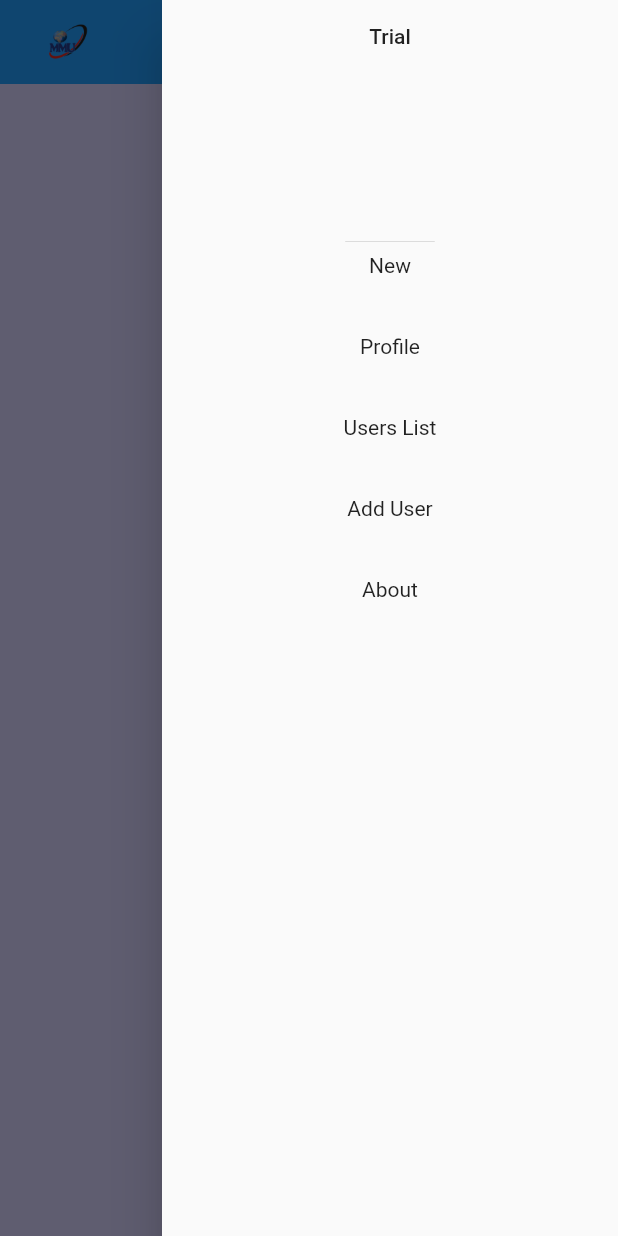
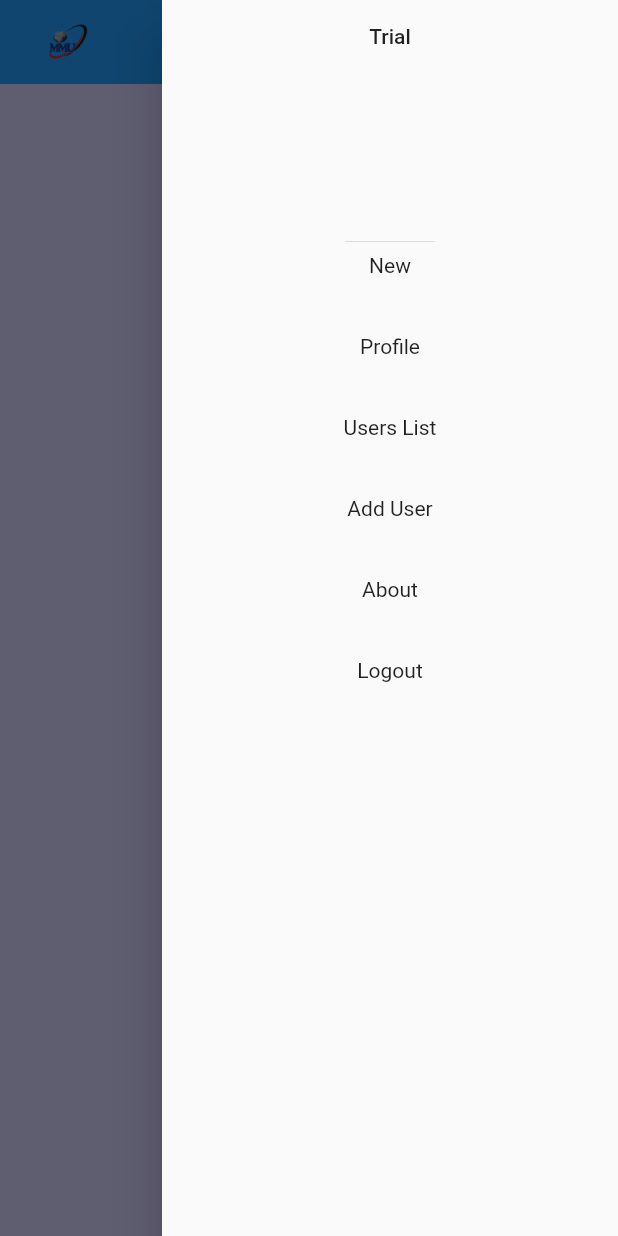
Before and after one commit to caveinn/NoticeboardApp, a Flutter app: the NoticeList screen opened by its route, with the side drawer open, on a phone screen of 412 x 824 dp. Run offline on Flutter 3.47's test engine with Material 2 defaults, Android fonts, the phone set to English and light mode, and no system bars; our stand-ins replace cloud_firestore, firebase_auth, flutter_dotenv, image_picker; missing offline and left inert: quill_delta, zefyr; accounts and stored records are empty.

Commit message:
add a lot

```diff
--- a/lib/pages/notice_list.dart
+++ b/lib/pages/notice_list.dart
@@ -1,23 +1,57 @@
 import 'package:flutter/material.dart';
+import 'package:noticeboard_app/services/auth.dart';
 
 class NoticeList extends StatelessWidget {
-  const NoticeList({Key key}) : super(key: key);
+  final String userId;
+  const NoticeList({Key key, this.userId}) : super(key: key);
 
   @override
   Widget build(BuildContext context) {
     GlobalKey<ScaffoldState> mykey = GlobalKey<ScaffoldState>();
     return Scaffold(
-      key: mykey,
+        key: mykey,
         endDrawer: SafeArea(
-                  child: Drawer(
+          child: Drawer(
             child: Column(
               children: <Widget>[
-                DrawerHeader(child: Text('Trial'),),
-                Container(height:54, child: Text('New'),),
-                Container(height:54, child: Text('Profile'),),
-                Container(height:54, child: Text('Users List'),),
-                Container(height:54, child: Text('Add User'),),
-                Container(height:54, child: Text('About'),),
+                DrawerHeader(
+                  child: Text('Trial'),
+                ),
+                InkWell(
+                  child: Container(
+                    height: 54,
+                    child: Text('New'),
+                  ),
+                  onTap: (){
+                    Navigator.pushNamed(context, '/edit');
+                  },
+                ),
+                Container(
+                  height: 54,
+                  child: Text('Profile'),
+                ),
+                Container(
+                  height: 54,
+                  child: Text('Users List'),
+                ),
+                Container(
+                  height: 54,
+                  child: Text('Add User'),
+                ),
+                Container(
+                  height: 54,
+                  child: Text('About'),
+                ),
+                Container(
+                  height: 54,
+                  child: InkWell(
+                    child: Text('Logout'),
+                    onTap: (){
+                      Authentication().signOut();
+                      Navigator.pushNamed(context, '/');
+                    },
+                    ),
+                ),
               ],
             ),
           ),
@@ -26,9 +60,7 @@ class NoticeList extends StatelessWidget {
           elevation: 0,
           automaticallyImplyLeading: false,
           backgroundColor: Colors.blue,
-          actions: <Widget>[
-            SizedBox.shrink()
-          ],
+          actions: <Widget>[SizedBox.shrink()],
           title: Row(
             mainAxisAlignment: MainAxisAlignment.spaceBetween,
             children: <Widget>[
```
Also changed, not shown: lib/main.dart (+13 -3 lines), lib/methods/zefyr_methods.dart (added, +55 -0 lines), lib/pages/editor_page.dart (added, +88 -0 lines), lib/pages/login_page.dart (+4 -25 lines), lib/pages/splash_page.dart (+8 -1 lines), lib/services/auth.dart (added, +28 -0 lines), lib/services/database.dart (added, +23 -0 lines), pubspec.yaml (+9 -4 lines), pubspec.lock, 1 other file.
